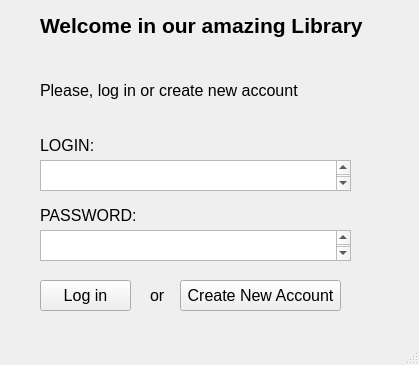
Above: GUI_project/mainwindow.ui from hrutkowski/Internet_Library before the change. Below: the same form after it.
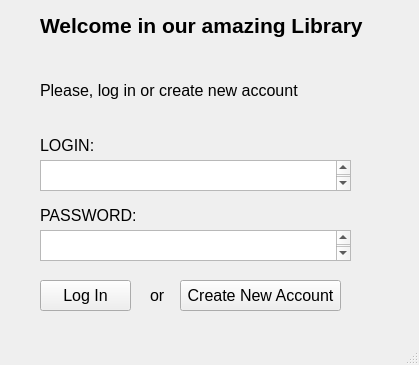
That is the form after the change.

What changed in the file:
```diff
--- a/GUI_project/mainwindow.ui
+++ b/GUI_project/mainwindow.ui
@@ -140,7 +140,7 @@
      </font>
     </property>
     <property name="text">
-     <string>Log in</string>
+     <string>Log In</string>
     </property>
    </widget>
    <widget class="QPushButton" name="pushButton_2">
```
Left out of the diff: 4 changed lines with no effect on the pictures.
